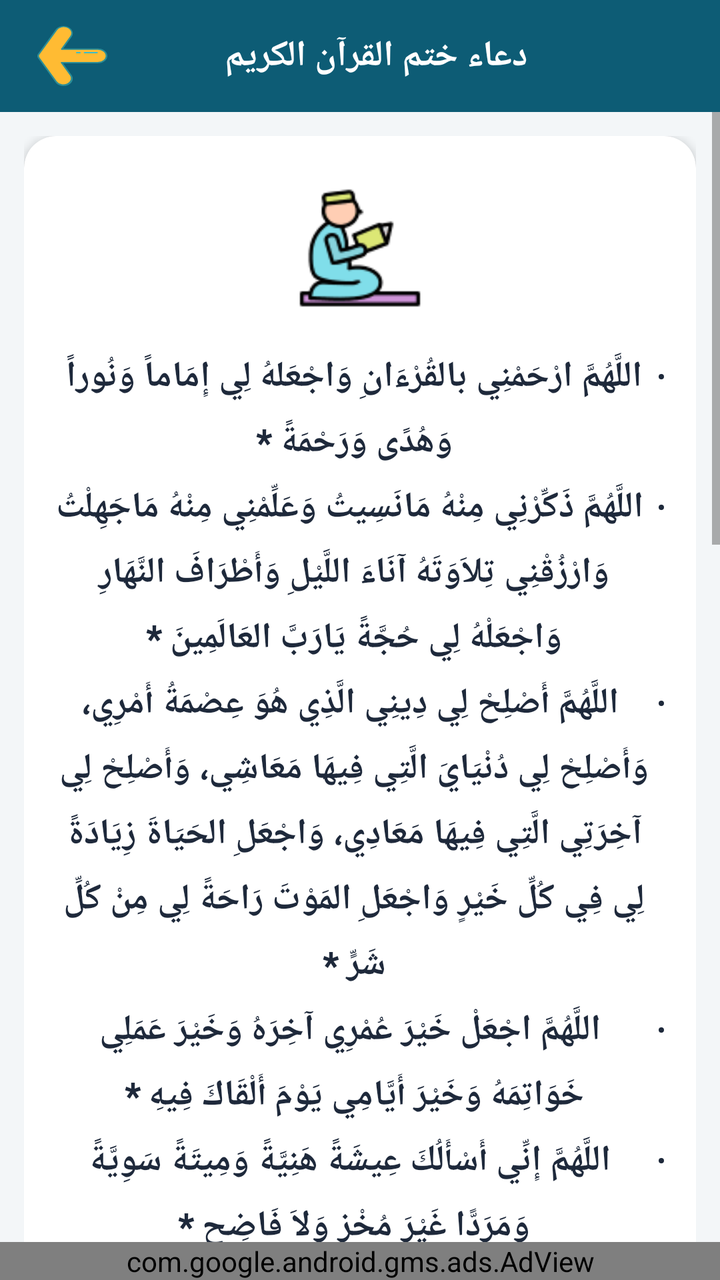
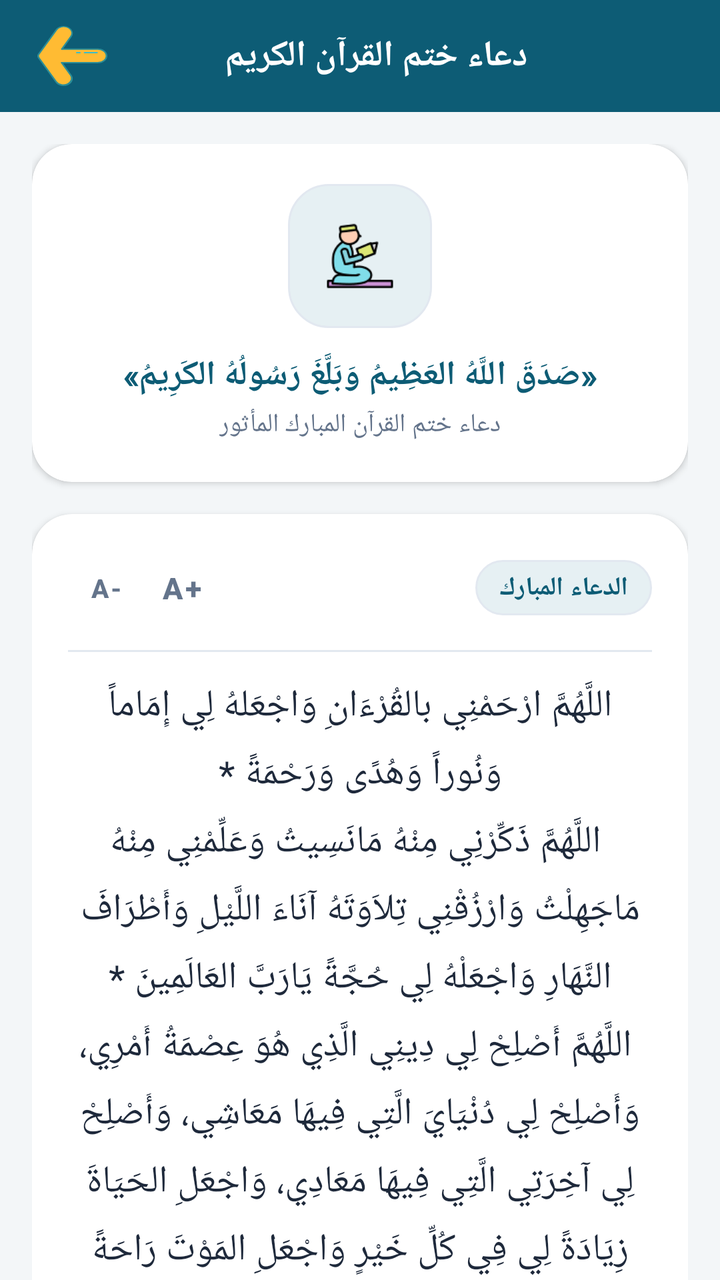

Two renders of the same Android screen: before a commit and after it. Below are the layout's source before the change and the commit's diff.
<!-- AndroidManifest.xml: application theme AppTheme -->
<!-- res/layout/activity_quran_fnish.xml -->
<?xml version="1.0" encoding="utf-8"?>
<LinearLayout xmlns:android="http://schemas.android.com/apk/res/android"
    xmlns:app="http://schemas.android.com/apk/res-auto"
    xmlns:tools="http://schemas.android.com/tools"
    android:layout_width="match_parent"
    android:layout_height="match_parent"
    android:background="@color/bg_main"
    android:orientation="vertical"
    tools:context=".Quran_fnish">

    
    <com.google.android.material.appbar.AppBarLayout
        android:layout_width="match_parent"
        android:layout_height="wrap_content"
        android:background="@color/colorPrimary">

        <androidx.appcompat.widget.Toolbar
            android:id="@+id/toolbar"
            android:layout_width="match_parent"
            android:layout_height="?attr/actionBarSize"
            android:background="@color/colorPrimary"
            app:popupTheme="@style/AppTheme.PopupOverlay">

            <RelativeLayout
                android:layout_width="match_parent"
                android:layout_height="wrap_content"
                android:paddingEnd="16dp">

                <androidx.appcompat.widget.AppCompatImageButton
                    android:id="@+id/back_button"
                    android:layout_width="40dp"
                    android:layout_height="40dp"
                    android:layout_alignParentStart="true"
                    android:layout_centerVertical="true"
                    android:background="?attr/selectableItemBackgroundBorderless"
                    android:src="@drawable/ic_back_button" />

                <TextView
                    android:id="@+id/toolbar_title"
                    android:layout_width="wrap_content"
                    android:layout_height="wrap_content"
                    android:layout_centerInParent="true"
                    android:fontFamily="@font/flat5"
                    android:text="دعاء ختم القرآن الكريم"
                    android:textColor="@color/text_white"
                    android:textSize="18sp"
                    android:textStyle="bold" />
            </RelativeLayout>
        </androidx.appcompat.widget.Toolbar>
    </com.google.android.material.appbar.AppBarLayout>

    <ScrollView
        android:layout_width="match_parent"
        android:layout_height="0dp"
        android:layout_weight="1"
        android:fillViewport="true">

        <LinearLayout
            android:layout_width="match_parent"
            android:layout_height="wrap_content"
            android:orientation="vertical"
            android:padding="12dp">

            <androidx.cardview.widget.CardView
                android:layout_width="match_parent"
                android:layout_height="wrap_content"
                app:cardBackgroundColor="@color/card_bg"
                app:cardCornerRadius="16dp"
                app:cardElevation="3dp">

                <LinearLayout
                    android:layout_width="match_parent"
                    android:layout_height="wrap_content"
                    android:gravity="center"
                    android:orientation="vertical"
                    android:padding="16dp">

                    <ImageView
                        android:layout_width="80dp"
                        android:layout_height="80dp"
                        android:layout_marginBottom="12dp"
                        android:contentDescription="@string/app_name"
                        android:src="@drawable/quran_fnish" />

                    <TextView
                        android:id="@+id/ts"
                        android:layout_width="match_parent"
                        android:layout_height="wrap_content"
                        android:fontFamily="@font/jazeera"
                        android:gravity="center"
                        android:lineSpacingExtra="8dp"
                        android:text="@string/quran_snish"
                        android:textColor="@color/text_primary"
                        android:textSize="18sp"
                        android:textStyle="bold" />
                </LinearLayout>
            </androidx.cardview.widget.CardView>
        </LinearLayout>
    </ScrollView>

    <FrameLayout
        android:layout_width="match_parent"
        android:layout_height="wrap_content">

        <com.google.android.gms.ads.AdView
            android:id="@+id/quranfnish"
            android:layout_width="match_parent"
            android:layout_height="wrap_content"
            app:adSize="SMART_BANNER"
            app:adUnitId="@string/Banner2" />
    </FrameLayout>

</LinearLayout>
<!-- resources referenced by this layout -->
<resources>
  <color name="bg_main">#F3F6F8</color>
  <color name="card_bg">#FFFFFF</color>
  <color name="colorPrimary">#0D5C75</color>
  <color name="text_primary">#1E293B</color>
  <color name="text_white">#FFFFFF</color>
  <string name="Banner2">ca-app-pub-3940256099942544/9214589741</string>
  <string name="app_name">مصحفي - القرآن الكريم</string>
  <color name="colorPrimaryDark">#083E50</color>
  <color name="colorAccent">#D4AF37</color>
  <color name="text_secondary">#64748B</color>
  <!-- unchanged entries left out for length: 5 -->
</resources>

<!-- the commit's change to res/layout/activity_quran_fnish.xml (unified diff, before → after) -->
@@ -6,7 +6,7 @@
     android:layout_height="match_parent"
     android:background="@color/bg_main"
     android:orientation="vertical"
-    tools:context=".Quran_fnish">
+    tools:context=".QuranFinishActivity">
 
     
     <com.google.android.material.appbar.AppBarLayout
@@ -53,61 +53,217 @@
         android:layout_width="match_parent"
         android:layout_height="0dp"
         android:layout_weight="1"
-        android:fillViewport="true">
+        android:fillViewport="true"
+        android:scrollbars="none">
 
         <LinearLayout
             android:layout_width="match_parent"
             android:layout_height="wrap_content"
             android:orientation="vertical"
-            android:padding="12dp">
-
+            android:padding="16dp">
+
+            
             <androidx.cardview.widget.CardView
                 android:layout_width="match_parent"
                 android:layout_height="wrap_content"
+                android:layout_marginBottom="16dp"
                 app:cardBackgroundColor="@color/card_bg"
-                app:cardCornerRadius="16dp"
-                app:cardElevation="3dp">
+                app:cardCornerRadius="20dp"
+                app:cardElevation="2dp">
 
                 <LinearLayout
                     android:layout_width="match_parent"
                     android:layout_height="wrap_content"
                     android:gravity="center"
                     android:orientation="vertical"
-                    android:padding="16dp">
-
-                    <ImageView
-                        android:layout_width="80dp"
-                        android:layout_height="80dp"
+                    android:padding="20dp">
+
+                    <FrameLayout
+                        android:layout_width="72dp"
+                        android:layout_height="72dp"
                         android:layout_marginBottom="12dp"
-                        android:contentDescription="@string/app_name"
-                        android:src="@drawable/quran_fnish" />
+                        android:background="@drawable/bg_badge_primary">
+
+                        <ImageView
+                            android:layout_width="44dp"
+                            android:layout_height="44dp"
+                            android:layout_gravity="center"
+                            android:contentDescription="ختم القرآن"
+                            android:src="@drawable/quran_fnish" />
+                    </FrameLayout>
 
                     <TextView
-                        android:id="@+id/ts"
-                        android:layout_width="match_parent"
+                        android:layout_width="wrap_content"
                         android:layout_height="wrap_content"
                         android:fontFamily="@font/jazeera"
+                        android:gravity="center"
+                        android:text="«صَدَقَ اللَّهُ العَظِيمُ وَبَلَّغَ رَسُولُهُ الكَرِيمُ»"
+                        android:textColor="@color/colorPrimary"
+                        android:textSize="17sp"
+                        android:textStyle="bold" />
+
+                    <TextView
+                        android:layout_width="wrap_content"
+                        android:layout_height="wrap_content"
+                        android:layout_marginTop="4dp"
+                        android:fontFamily="@font/flat5"
+                        android:gravity="center"
+                        android:text="دعاء ختم القرآن المبارك المأثور"
+                        android:textColor="@color/text_secondary"
+                        android:textSize="13sp" />
+                </LinearLayout>
+            </androidx.cardview.widget.CardView>
+
+            
+            <androidx.cardview.widget.CardView
+                android:layout_width="match_parent"
+                android:layout_height="wrap_content"
+                android:layout_marginBottom="16dp"
+                app:cardBackgroundColor="@color/card_bg"
+                app:cardCornerRadius="20dp"
+                app:cardElevation="2dp">
+
+                <LinearLayout
+                    android:layout_width="match_parent"
+                    android:layout_height="wrap_content"
+                    android:orientation="vertical"
+                    android:padding="18dp">
+
+                    
+                    <RelativeLayout
+                        android:layout_width="match_parent"
+                        android:layout_height="wrap_content"
+                        android:layout_marginBottom="12dp">
+
+
+                        <LinearLayout
+                            android:layout_width="wrap_content"
+                            android:layout_height="wrap_content"
+                            android:layout_alignParentStart="true"
+                            android:layout_centerVertical="true"
+                            android:gravity="center_vertical"
+                            android:orientation="horizontal">
+
+                            <com.google.android.material.button.MaterialButton
+                                android:id="@+id/btn_font_minus"
+                                style="@style/Widget.MaterialComponents.Button.TextButton"
+                                android:layout_width="38dp"
+                                android:layout_height="38dp"
+                                android:minWidth="0dp"
+                                android:padding="0dp"
+                                android:text="A-"
+                                android:textColor="@color/text_secondary"
+                                android:textSize="13sp"
+                                android:textStyle="bold" />
+
+                            <com.google.android.material.button.MaterialButton
+                                android:id="@+id/btn_font_plus"
+                                style="@style/Widget.MaterialComponents.Button.TextButton"
+                                android:layout_width="38dp"
+                                android:layout_height="38dp"
+                                android:minWidth="0dp"
+                                android:padding="0dp"
+                                android:text="A+"
+                                android:textColor="@color/text_secondary"
+                                android:textSize="15sp"
+                                android:textStyle="bold" />
+                        </LinearLayout>
+
+                        <TextView
+                            android:layout_width="wrap_content"
+                            android:layout_height="wrap_content"
+                            android:layout_alignParentEnd="true"
+                            android:layout_centerVertical="true"
+                            android:background="@drawable/bg_badge_primary"
+                            android:fontFamily="@font/cairo_bold"
+                            android:paddingHorizontal="12dp"
+                            android:paddingVertical="5dp"
+                            android:text="الدعاء المبارك"
+                            android:textColor="@color/colorPrimary"
+                            android:textSize="13sp"
+                            android:textStyle="bold" />
+                    </RelativeLayout>
+
+                    <View
+                        android:layout_width="match_parent"
+                        android:layout_height="1dp"
+                        android:layout_marginBottom="14dp"
+                        android:background="@color/divider_color" />
+
+                    
+                    <TextView
+                        android:id="@+id/tv_dua_text"
+                        android:layout_width="match_parent"
+                        android:layout_height="wrap_content"
+                        android:layout_marginBottom="16dp"
+                        android:fontFamily="@font/quran_font"
                         android:gravity="center"
                         android:lineSpacingExtra="8dp"
                         android:text="@string/quran_snish"
                         android:textColor="@color/text_primary"
-                        android:textSize="18sp"
-                        android:textStyle="bold" />
+                        android:textIsSelectable="true"
+                        android:textSize="19sp" />
+
+                    <View
+                        android:layout_width="match_parent"
+                        android:layout_height="1dp"
+                        android:layout_marginBottom="12dp"
+                        android:background="@color/divider_color" />
+
+                    
+                    <LinearLayout
+                        android:layout_width="match_parent"
+                        android:layout_height="wrap_content"
+                        android:gravity="center"
+                        android:orientation="horizontal">
+
+                        <com.google.android.material.button.MaterialButton
+                            android:id="@+id/btn_copy"
+                            style="@style/Widget.MaterialComponents.Button.OutlinedButton"
+                            android:layout_width="0dp"
+                            android:layout_height="44dp"
+                            android:layout_marginEnd="8dp"
+                            android:layout_weight="1"
+                            android:fontFamily="@font/flat5"
+                            android:text="نسخ الدعاء"
+                            android:textColor="@color/colorPrimary"
+                            android:textSize="13sp"
+                            app:icon="@drawable/ic_content_copy"
+                            app:iconGravity="textStart"
+                            app:iconSize="18dp"
+                            app:iconTint="@color/colorPrimary"
+                            app:strokeColor="@color/card_stroke"
+                            app:strokeWidth="1dp" />
+
+                        <com.google.android.material.button.MaterialButton
+                            android:id="@+id/btn_share"
+                            style="@style/Widget.MaterialComponents.Button.OutlinedButton"
+                            android:layout_width="0dp"
+                            android:layout_height="44dp"
+                            android:layout_weight="1"
+                            android:fontFamily="@font/flat5"
+                            android:text="مشاركة الدعاء"
+                            android:textColor="@color/colorPrimary"
+                            android:textSize="13sp"
+                            app:icon="@drawable/ic_share"
+                            app:iconGravity="textStart"
+                            app:iconSize="18dp"
+                            app:iconTint="@color/colorPrimary"
+                            app:strokeColor="@color/card_stroke"
+                            app:strokeWidth="1dp" />
+                    </LinearLayout>
+
                 </LinearLayout>
             </androidx.cardview.widget.CardView>
+
         </LinearLayout>
     </ScrollView>
 
+    
     <FrameLayout
+        android:id="@+id/adsContainer"
         android:layout_width="match_parent"
-        android:layout_height="wrap_content">
-
-        <com.google.android.gms.ads.AdView
-            android:id="@+id/quranfnish"
-            android:layout_width="match_parent"
-            android:layout_height="wrap_content"
-            app:adSize="SMART_BANNER"
-            app:adUnitId="@string/Banner2" />
-    </FrameLayout>
+        android:layout_height="wrap_content"
+        android:layout_gravity="bottom" />
 
 </LinearLayout>
<!-- resource entries referenced after the edit -->
@@ -2,11 +2,42 @@
 <resources>
   <color name="bg_main">#F3F6F8</color>
   <color name="card_bg">#FFFFFF</color>
+  <color name="card_stroke">#E2E8F0</color>
   <color name="colorPrimary">#0D5C75</color>
+  <color name="divider_color">#E2E8F0</color>
   <color name="text_primary">#1E293B</color>
   <color name="text_white">#FFFFFF</color>
-  <string name="Banner2">ca-app-pub-3940256099942544/9214589741</string>
-  <string name="app_name">مصحفي - القرآن الكريم</string>
+  <!-- drawable bg_badge_primary (drawable) -->
+  <?xml version="1.0" encoding="utf-8"?>
+  <shape xmlns:android="http://schemas.android.com/apk/res/android"
+      android:shape="rectangle">
+      <corners android:radius="20dp" />
+      <solid android:color="@color/chip_bg" />
+      <stroke android:width="1dp" android:color="@color/card_stroke" />
+  </shape>
+  <!-- drawable ic_content_copy (drawable) -->
+  <vector xmlns:android="http://schemas.android.com/apk/res/android"
+      android:width="24dp"
+      android:layout_width="24dp"
+      android:height="24dp"
+      android:layout_height="24dp"
+      android:viewportWidth="24"
+      android:viewportHeight="24">
+    <path
+        android:fillColor="#FF000000"
+        android:pathData="M16,1H4c-1.1,0 -2,0.9 -2,2v14h2V3h12V1zm3,4H8c-1.1,0 -2,0.9 -2,2v14c0,1.1 0.9,2 2,2h11c1.1,0 2,-0.9 2,-2V7c0,-1.1 -0.9,-2 -2,-2zm0,16H8V7h11v14z"/>
+  </vector>
+  <!-- drawable ic_share (drawable) -->
+  <vector xmlns:android="http://schemas.android.com/apk/res/android"
+          android:width="24dp"
+          android:height="24dp"
+          android:viewportWidth="24.0"
+          android:viewportHeight="24.0">
+      <path
+          android:fillColor="#FF000000"
+          android:pathData="M18,16.08c-0.76,0 -1.44,0.3 -1.96,0.77L8.91,12.7c0.05,-0.23 0.09,-0.46 0.09,-0.7s-0.04,-0.47 -0.09,-0.7l7.05,-4.11c0.54,0.5 1.25,0.81 2.04,0.81 1.66,0 3,-1.34 3,-3s-1.34,-3 -3,-3 -3,1.34 -3,3c0,0.24 0.04,0.47 0.09,0.7L8.04,9.81C7.5,9.31 6.79,9 6,9c-1.66,0 -3,1.34 -3,3s1.34,3 3,3c0.79,0 1.5,-0.31 2.04,-0.81l7.12,4.16c-0.05,0.21 -0.08,0.43 -0.08,0.65 0,1.61 1.31,2.92 2.92,2.92 1.61,0 2.92,-1.31 2.92,-2.92s-1.31,-2.92 -2.92,-2.92z"/>
+  </vector>
+  <color name="chip_bg">#E6F0F3</color>
   <color name="colorPrimaryDark">#083E50</color>
   <color name="colorAccent">#D4AF37</color>
   <color name="text_secondary">#64748B</color>
